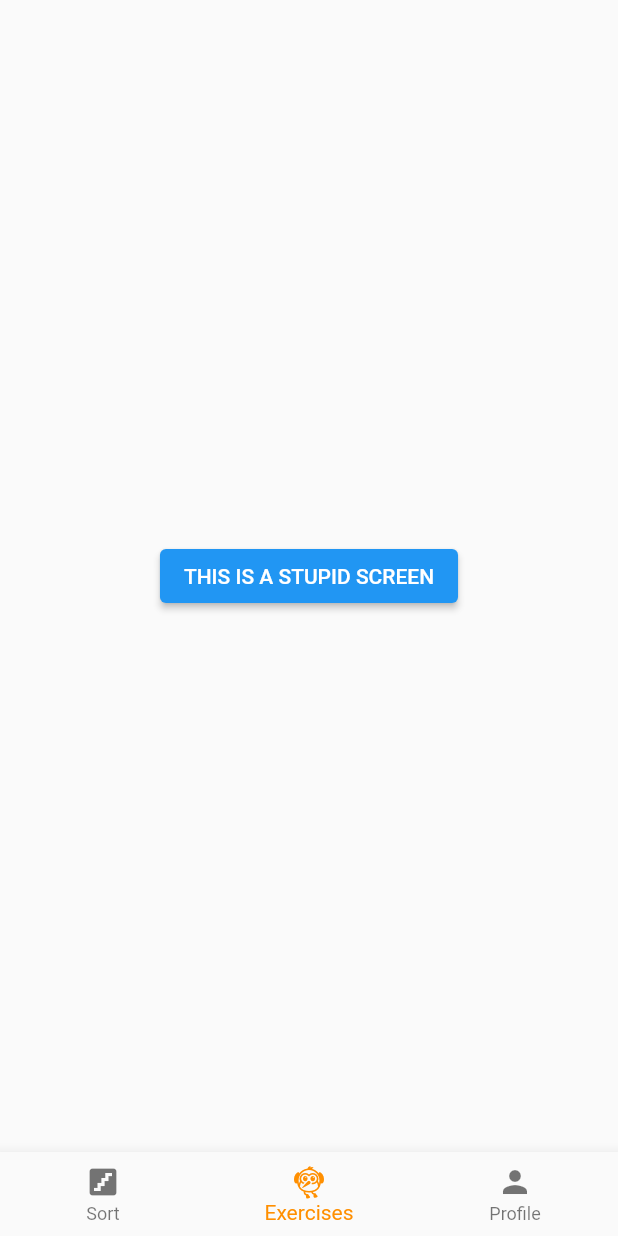
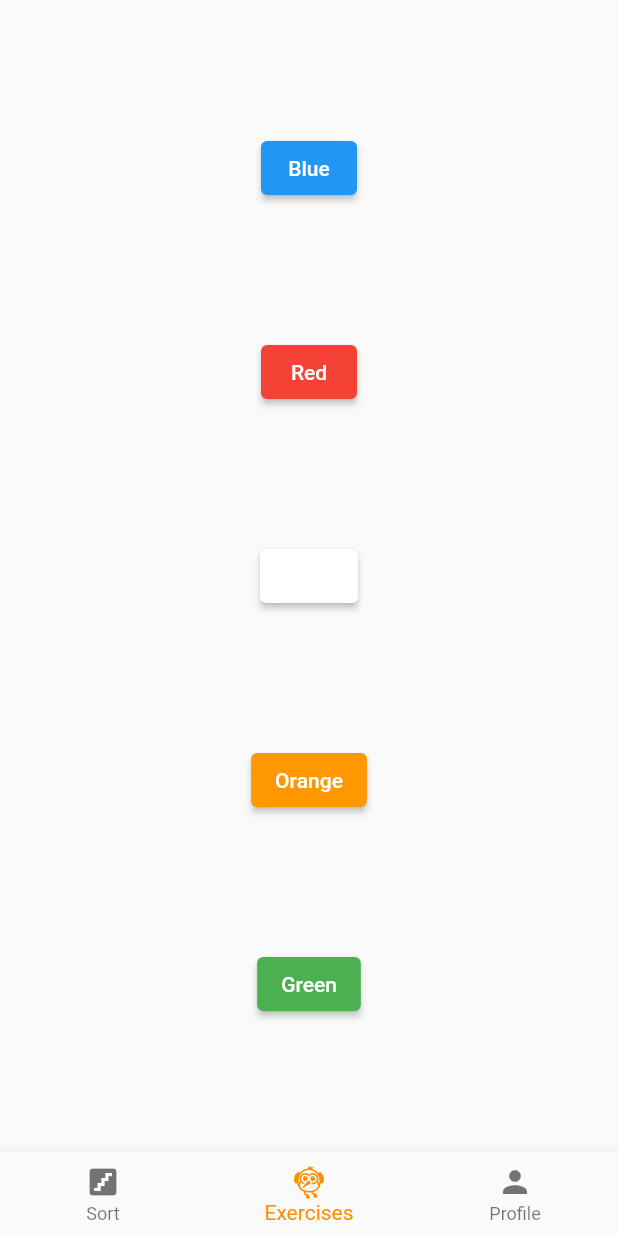
Before and after one commit to m3f157O/DM_GL_DIMA, a Flutter app: the ClientMenu screen opened directly, item 2 of the bottom bar chosen, on a phone screen of 412 x 824 dp. Run offline on Flutter 3.47's test engine with Material 2 defaults, Android fonts, the phone set to English and light mode, and no system bars; our stand-ins replace flushbar, flutter_bounceable, liquid_pull_to_refresh, syncfusion_flutter_charts.

Commit message:
Add cool liquid pool, add color selector

```diff
--- a/lib/model/model.dart
+++ b/lib/model/model.dart
@@ -29,13 +29,12 @@ class AppState extends ChangeNotifier {
   Duration totalTime=Duration.zero;
   Color main=Colors.white;
   Color text=Colors.white;
-  Color second=Colors.lightBlue;
+  Color second=Colors.blue;
   bool asc=false;
   PHASE _state=PHASE.startingScreen;
 
-  List<Map<dynamic,dynamic>> savedActivities=[{"name":"duug","expiredate":"rat bastard"},{"name":"duug","expiredate":"rat bastard"},{"name":"duug","expiredate":"rat bastard"},{"name":"duug","expiredate":"rat bastard"},{"name":"duug","expiredate":"rat bastard"},];
-  bool newActivities=false;
-
+  List<Map<dynamic,dynamic>> savedActivities=[{"name":"duug","expiredate":"1"},{"name":"duug","expiredate":"2"},{"name":"duug","expiredate":"3"},{"name":"duug","expiredate":"4"},{"name":"duug","expiredate":"5"},];
+  List<Map<dynamic,dynamic>> newActivities=[];
 
 
 
@@ -47,20 +46,19 @@ class AppState extends ChangeNotifier {
   }
 
 
-  void notifyNewActivity() {
-    newActivities=true;
+
+
+
+  void addActivity(Map<dynamic,dynamic> newAc) {
+
+    newActivities.add(newAc);
     notifyListeners();
 
   }
 
-  void addActivity(Map<dynamic,dynamic> newAc) {
-
-    savedActivities.add(newAc);
-
-  }
-
   void refresh() {
-    newActivities=false;
+    savedActivities.addAll(newActivities);
+    newActivities=[];
     notifyListeners();
   }
 
@@ -141,18 +139,6 @@ class AppState extends ChangeNotifier {
 
 
 
-  void clearNewBuffer() {
-    newActivities=false;
-    notifyListeners();
-
-  }
-
-  void addToBuffer() {
-    newActivities=true;
-    notifyListeners();
-
-  }
-
 
 
 
--- a/lib/view/show_data.dart
+++ b/lib/view/show_data.dart
@@ -1,7 +1,11 @@
+import 'package:flushbar/flushbar.dart';
 import 'package:flutter/cupertino.dart';
 import 'package:flutter/material.dart';
+import 'package:provider/provider.dart';
 
 import '../controller/controller.dart';
+import '../model/model.dart';
+import '../model/phases.dart';
 
 class ShowData extends StatefulWidget {
   const ShowData({Key? key}) : super(key: key);
@@ -24,7 +28,6 @@ class DebugAuthCode extends State<ShowData> {
   @override
   void initState() {
     super.initState();
-
     //msg=Controller().firstMessage();
 
 
@@ -34,6 +37,7 @@ class DebugAuthCode extends State<ShowData> {
 
   @override
   Widget build(BuildContext context) {
+    Color hello=Provider.of<AppState>(context).main;
 
     return MaterialApp(
 
@@ -46,9 +50,49 @@ class DebugAuthCode extends State<ShowData> {
                   mainAxisAlignment: MainAxisAlignment.spaceEvenly,
                   children: [
                     ElevatedButton(
+                      style: ElevatedButton.styleFrom(
+                        backgroundColor: Colors.blue, // Background color
+                      ),
+                      onPressed: () => { Controller().changeColor(context,Colors.blue)
+                      },
+                      child: const Text("Blue"),
+                    ),
+                    ElevatedButton(
+                      style: ElevatedButton.styleFrom(
+                        backgroundColor: Colors.red, // Background color
+                      ),
+                      onPressed: () => { Controller().changeColor(context,Colors.red)
+                      },
+                      child: const Text("Red"),
+                    ),
+                    ElevatedButton(
+                      style: ElevatedButton.styleFrom(
+                        backgroundColor: hello, // Background color
+                      ),
                       onPressed: () => {
+                          Flushbar(
+                          title:  "Congratualtions",
+                          message:  "You are stupid",
+                          duration:  Duration(seconds: 3),
+                          ).show(context)
                       },
-                      child: const Text("THIS IS A STUPID SCREEN"),
+                      child: const Text("TEST"),
+                    ),
+                    ElevatedButton(
+                      style: ElevatedButton.styleFrom(
+                        backgroundColor: Colors.orange, // Background color
+                      ),
+                      onPressed: () => { Controller().changeColor(context,Colors.orange)
+                      },
+                      child: const Text("Orange"),
+                    ),
+                    ElevatedButton(
+                      style: ElevatedButton.styleFrom(
+                        backgroundColor: Colors.green, // Background color
+                      ),
+                      onPressed: () => { Controller().changeColor(context,Colors.green)
+                      },
+                      child: const Text("Green"),
                     )
 
 
--- a/pubspec.yaml
+++ b/pubspec.yaml
@@ -34,6 +34,9 @@ dependencies:
   syncfusion_flutter_charts: ^20.2.48
   flutter_toggle_tab: ^1.2.0
   provider: ^6.0.3
+  flutter_svg: ^1.1.5
+  flushbar: ^1.10.4
+  simple_animations: ^5.0.0+2
   flutter:
     sdk: flutter
 
```
Also changed, not shown: lib/controller/controller.dart (+18 -5 lines), lib/view/show_stats.dart (+12 -8 lines), pubspec.lock.
